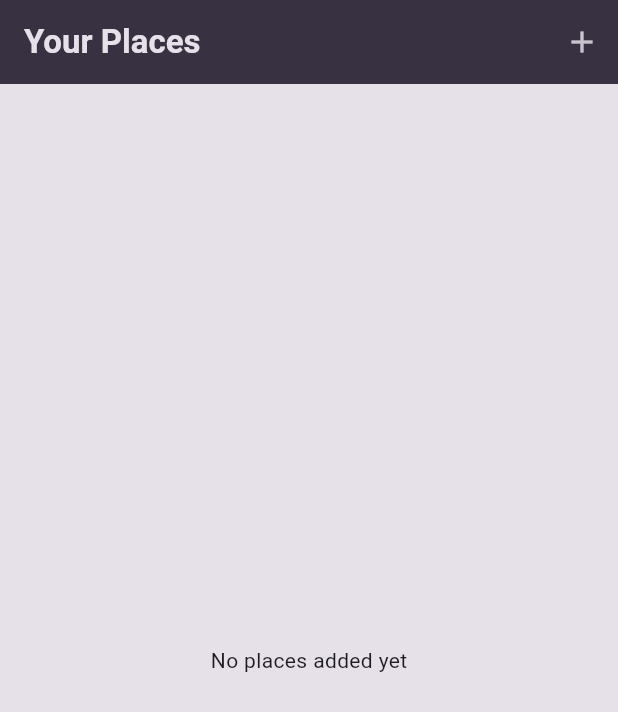
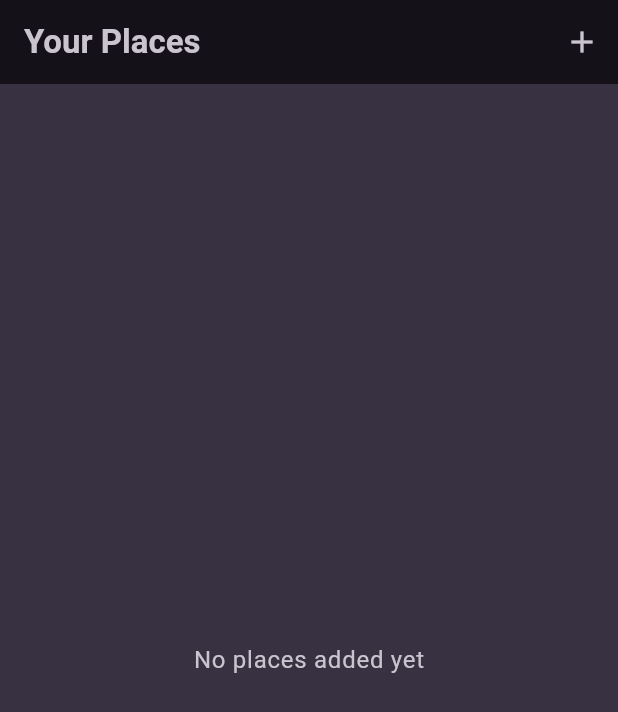
Before and after one commit to Zacchaeus23/favorite_places, a Flutter app: the screen it shows after launch, on a phone screen of 412 x 824 dp. Shown: the top 712 px of the screen. Run offline on Flutter 3.47's test engine with Material 3 defaults, Android fonts, the phone set to English and light mode, and no system bars; our stand-ins replace google_fonts.

Commit message:
Worked on theme

```diff
--- a/lib/main.dart
+++ b/lib/main.dart
@@ -6,7 +6,7 @@ import 'package:google_fonts/google_fonts.dart';
 final colorScheme = ColorScheme.fromSeed(
   brightness: Brightness.dark,
   seedColor: const Color.fromARGB(255, 102, 6, 247),
-  surface: const Color.fromARGB(255, 56, 49, 66),
+  onSurface: const Color.fromARGB(255, 56, 49, 66),
 );
 
 final theme = ThemeData().copyWith(
--- a/lib/screens/places.dart
+++ b/lib/screens/places.dart
@@ -1,4 +1,3 @@
-import 'package:favorite_places/screens/add_place.dart';
 import 'package:favorite_places/widgets/places_list.dart';
 import 'package:flutter/material.dart';
 
@@ -9,21 +8,15 @@ class PlacesScreen extends StatelessWidget {
   Widget build(BuildContext context) {
     return Scaffold(
       appBar: AppBar(
-        title: const Text('Your Places'),
+        title: Text('Your Places',style: TextStyle(color: Theme.of(context).colorScheme.onSurfaceVariant),),
         actions: [
           IconButton(
             icon: const Icon(Icons.add),
-            onPressed: () {
-              Navigator.of(context).push(
-                MaterialPageRoute(
-                  builder: (ctx) => const AddPlaceScreen(),
-                ),
-              );
-            },
+            onPressed: () {},
           ),
         ],
       ),
-      body: const PlacesList(
+      body: PlacesList(
         places: [],
       ),
     );
--- a/lib/widgets/places_list.dart
+++ b/lib/widgets/places_list.dart
@@ -10,12 +10,12 @@ class PlacesList extends StatelessWidget {
   @override
   Widget build(BuildContext context) {
     if (places.isEmpty) {
-      return const Center(
+      return Center(
         child: Text(
           'No places added yet',
-          // style: Theme.of(context).textTheme.bodyLarge!.copyWith(
-          //       color: Theme.of(context).colorScheme.onSurface,
-          //     ),
+          style: Theme.of(context).textTheme.bodyLarge!.copyWith(
+            color: Theme.of(context).colorScheme.onSurfaceVariant
+          ),
         ),
       );
     }
@@ -26,8 +26,8 @@ class PlacesList extends StatelessWidget {
         title: Text(
           places[index].title,
           style: Theme.of(context).textTheme.titleMedium!.copyWith(
-                color: Theme.of(context).colorScheme.onSurface,
-              ),
+            color: Theme.of(context).colorScheme.onSurfaceVariant
+          ),
         ),
       ),
     );
```
Also changed, not shown: lib/screens/add_place.dart (deleted, +0 -49 lines).
